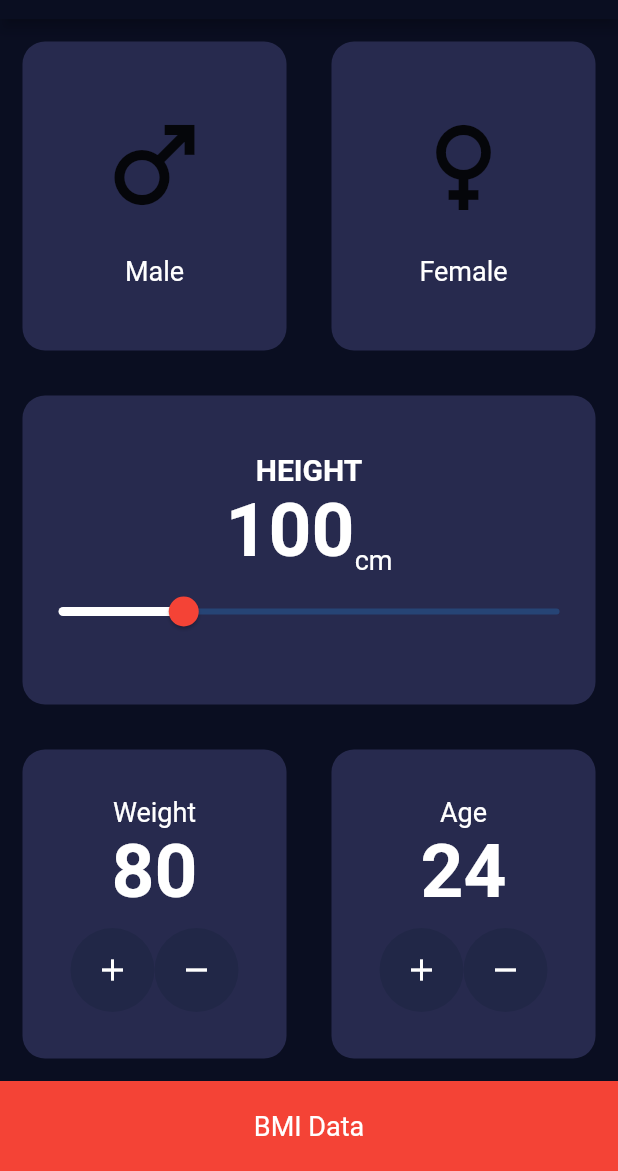
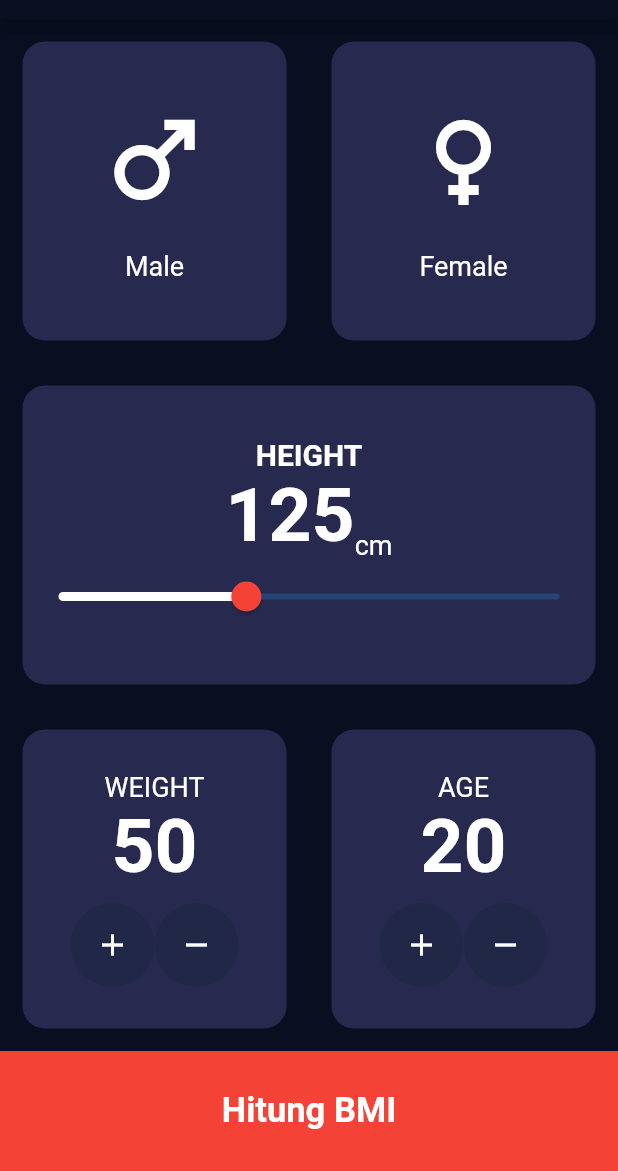
Before and after one commit to 3irham/bmi_calculator_app, a Flutter app: the screen it shows after launch, on a phone screen of 412 x 824 dp, the part 65-1236 px from its top. Run offline on Flutter 3.47's test engine with Material 2 defaults, Android fonts, the phone set to English and light mode, and no system bars.

Commit message:
Part 12 Update

```diff
--- a/lib/views/bmi_data_screen.dart
+++ b/lib/views/bmi_data_screen.dart
@@ -10,7 +10,9 @@ class BmiDataScreen extends StatefulWidget {
 }
 
 class _BmiDataScreenState extends State<BmiDataScreen> {
-  int height = 100;
+  int height = 125;
+  int weight = 50;
+  int age = 20;
 
   @override
   Widget build(BuildContext context) {
@@ -89,11 +91,11 @@ class _BmiDataScreenState extends State<BmiDataScreen> {
                       mainAxisAlignment: MainAxisAlignment.center,
                       children: [
                         Text(
-                          'Weight',
+                          'WEIGHT',
                           style: labelTextStyle,
                         ),
                         Text(
-                          '80',
+                          '$weight',
                           style: numberTextStyle,
                         ),
                         const SizedBox(height: 8),
@@ -101,7 +103,11 @@ class _BmiDataScreenState extends State<BmiDataScreen> {
                           mainAxisAlignment: MainAxisAlignment.center,
                           children: [
                             RawMaterialButton(
-                              onPressed: () {},
+                              onPressed: () {
+                                setState(() {
+                                  weight++;
+                                });
+                              },
                               child: const Icon(
                                 Icons.add,
                                 color: Colors.white,
@@ -115,7 +121,11 @@ class _BmiDataScreenState extends State<BmiDataScreen> {
                               ),
                             ),
                             RawMaterialButton(
-                              onPressed: () {},
+                              onPressed: () {
+                                setState(() {
+                                  weight--;
+                                });
+                              },
                               child: const Icon(
                                 Icons.remove,
                                 color: Colors.white,
@@ -140,11 +150,11 @@ class _BmiDataScreenState extends State<BmiDataScreen> {
                       mainAxisAlignment: MainAxisAlignment.center,
                       children: [
                         Text(
-                          'Age',
+                          'AGE',
                           style: labelTextStyle,
                         ),
                         Text(
-                          '24',
+                          '$age',
                           style: numberTextStyle,
                         ),
                         const SizedBox(height: 8),
@@ -152,7 +162,11 @@ class _BmiDataScreenState extends State<BmiDataScreen> {
                           mainAxisAlignment: MainAxisAlignment.center,
                           children: [
                             RawMaterialButton(
-                              onPressed: () {},
+                              onPressed: () {
+                                setState(() {
+                                  age++;
+                                });
+                              },
                               child: const Icon(
                                 Icons.add,
                                 color: Colors.white,
@@ -166,7 +180,11 @@ class _BmiDataScreenState extends State<BmiDataScreen> {
                               ),
                             ),
                             RawMaterialButton(
-                              onPressed: () {},
+                              onPressed: () {
+                                setState(() {
+                                  age--;
+                                });
+                              },
                               child: const Icon(
                                 Icons.remove,
                                 color: Colors.white,
@@ -198,12 +216,16 @@ class _BmiDataScreenState extends State<BmiDataScreen> {
               );
             },
             child: Container(
-              height: 60,
+              height: 80,
               color: Colors.red,
-              child: Center(
+              child: const Center(
                 child: Text(
-                  'BMI Data',
-                  style: labelTextStyle,
+                  'Hitung BMI',
+                  style: TextStyle(
+                    color: Colors.white,
+                    fontSize: 23,
+                    fontWeight: FontWeight.bold,
+                  ),
                 ),
               ),
             ),
@@ -252,6 +274,7 @@ class GenderIconText extends StatelessWidget {
         Icon(
           icon,
           size: 80,
+          color: Colors.white,
         ),
         const SizedBox(
           height: 20,
```
